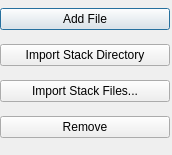
Qt form ilastik/applets/dataSelection/dataSelectionDrawer.ui (ilastik/ilastik) before a commit.
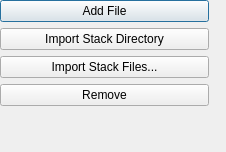
The same form after that commit. Icons and pictures are not drawn.

Commit message: Fixed layout issues.

Patch:
```diff
--- a/ilastik/applets/dataSelection/dataSelectionDrawer.ui
+++ b/ilastik/applets/dataSelection/dataSelectionDrawer.ui
@@ -6,8 +6,8 @@
    <rect>
     <x>0</x>
     <y>0</y>
-    <width>172</width>
-    <height>155</height>
+    <width>226</width>
+    <height>152</height>
    </rect>
   </property>
   <property name="windowTitle">
@@ -18,11 +18,14 @@
     <rect>
      <x>0</x>
      <y>0</y>
-     <width>170</width>
-     <height>150</height>
+     <width>221</width>
+     <height>151</height>
     </rect>
    </property>
    <layout class="QVBoxLayout" name="verticalLayout">
+    <property name="rightMargin">
+     <number>12</number>
+    </property>
     <item>
      <widget class="QPushButton" name="addFileButton">
       <property name="toolTip">
@@ -95,6 +98,19 @@
       </property>
      </widget>
     </item>
+    <item>
+     <spacer name="verticalSpacer">
+      <property name="orientation">
+       <enum>Qt::Vertical</enum>
+      </property>
+      <property name="sizeHint" stdset="0">
+       <size>
+        <width>20</width>
+        <height>0</height>
+       </size>
+      </property>
+     </spacer>
+    </item>
    </layout>
   </widget>
  </widget>
```
The commit also changes 3 other files.
